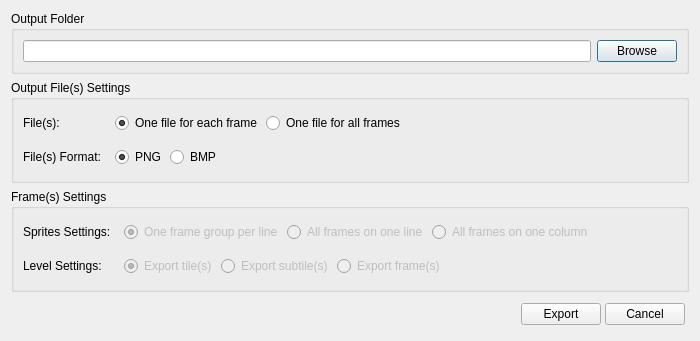
This is source/exportdialog.ui in diasurgical/d1-graphics-tool as Qt 5 draws it before an edit. The edited form follows.
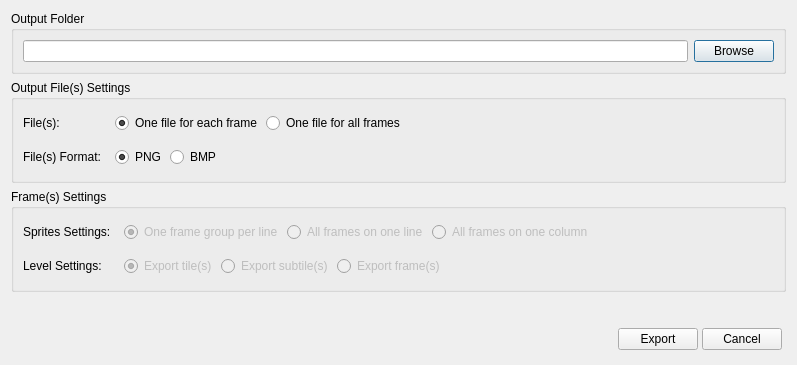
This is the edited form.

Commit message: Fix button height in export dialog

The edit to the form file:
```diff
--- a/source/exportdialog.ui
+++ b/source/exportdialog.ui
@@ -6,8 +6,8 @@
    <rect>
     <x>0</x>
     <y>0</y>
-    <width>700</width>
-    <height>327</height>
+    <width>797</width>
+    <height>365</height>
    </rect>
   </property>
   <property name="minimumSize">
@@ -538,13 +538,13 @@
      <property name="minimumSize">
       <size>
        <width>0</width>
-       <height>32</height>
+       <height>0</height>
       </size>
      </property>
      <property name="maximumSize">
       <size>
        <width>16777215</width>
-       <height>32</height>
+       <height>16777215</height>
       </size>
      </property>
      <layout class="QHBoxLayout" name="horizontalLayout">
```
Left out of the diff: 1 changed line with no effect on the pictures. The commit also changes 1 other file.
